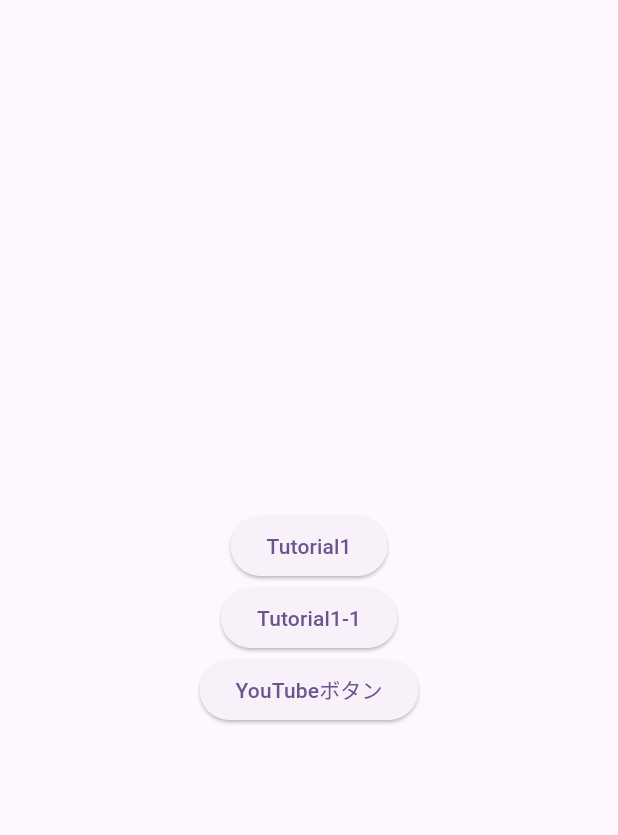
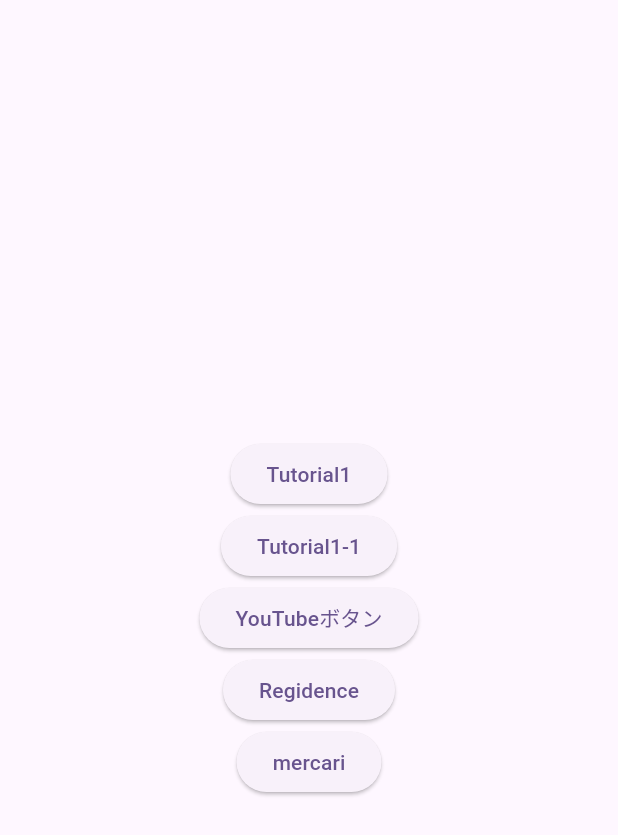
Before and after one commit to shun0921/flutter-tutorial, a Flutter app: the screen it shows after launch, on a phone screen of 412 x 824 dp. Shown: the top 835 px of the screen. Run offline on Flutter 3.47's test engine with Material 2 defaults, Android fonts, the phone set to English and light mode, and no system bars.

Commit message:
Update index_page.dart

```diff
--- a/lib/index_page.dart
+++ b/lib/index_page.dart
@@ -48,6 +48,24 @@ class IndexPage extends StatelessWidget {
               },
               child: const Text('YouTubeボタン'),
             ),
+            ElevatedButton(
+             onPressed: () {
+               Navigator.push(
+                 context,
+                 MaterialPageRoute(builder: (context) => const RegidencePage()),
+                );
+              },
+              child: const Text('Regidence'),
+            ),
+            ElevatedButton(
+             onPressed: () {
+               Navigator.push(
+                 context,
+                 MaterialPageRoute(builder: (context) => const Mercari()),
+                );
+              },
+              child: const Text('mercari'),
+            ),
           ],
         ),
       ),
```
